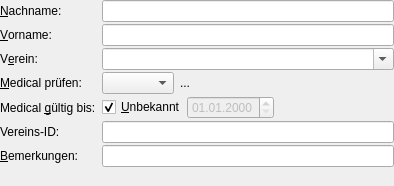
First picture: the form in src/gui/windows/objectEditor/PersonEditorPane.ui, repository startkladde/startkladde, before the edit.
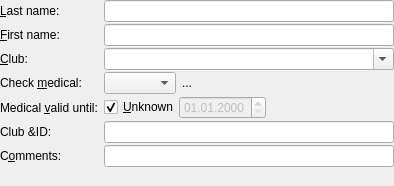
Second picture: the form after the edit. Custom widgets are drawn as their Qt base class.

Patch:
```diff
--- a/src/gui/windows/objectEditor/PersonEditorPane.ui
+++ b/src/gui/windows/objectEditor/PersonEditorPane.ui
@@ -36,7 +36,7 @@
    <item row="0" column="0">
     <widget class="QLabel" name="label">
      <property name="text">
-      <string>&amp;Nachname:</string>
+      <string>&amp;Last name:</string>
      </property>
      <property name="buddy">
       <cstring>lastNameInput</cstring>
@@ -46,7 +46,7 @@
    <item row="1" column="0">
     <widget class="QLabel" name="label_2">
      <property name="text">
-      <string>&amp;Vorname:</string>
+      <string>&amp;First name:</string>
      </property>
      <property name="buddy">
       <cstring>firstNameInput</cstring>
@@ -56,7 +56,7 @@
    <item row="3" column="0">
     <widget class="QLabel" name="label_3">
      <property name="text">
-      <string>V&amp;erein:</string>
+      <string>&amp;Club:</string>
      </property>
      <property name="buddy">
       <cstring>clubInput</cstring>
@@ -85,7 +85,7 @@
    <item row="8" column="0">
     <widget class="QLabel" name="label_5">
      <property name="text">
-      <string>&amp;Bemerkungen:</string>
+      <string>C&amp;omments:</string>
      </property>
      <property name="buddy">
       <cstring>commentsInput</cstring>
@@ -95,7 +95,7 @@
    <item row="6" column="0">
     <widget class="QLabel" name="label_4">
      <property name="text">
-      <string>Medical &amp;gültig bis:</string>
+      <string>Medical &amp;valid until:</string>
      </property>
      <property name="buddy">
       <cstring>medicalValidityInput</cstring>
@@ -105,7 +105,7 @@
    <item row="4" column="0">
     <widget class="QLabel" name="label_6">
      <property name="text">
-      <string>&amp;Medical prüfen:</string>
+      <string>Check &amp;medical:</string>
      </property>
      <property name="buddy">
       <cstring>checkMedicalInput</cstring>
@@ -167,7 +167,7 @@
       <item>
        <widget class="QCheckBox" name="medicalValidityUnknownCheckbox">
         <property name="text">
-         <string>&amp;Unbekannt</string>
+         <string>&amp;Unknown</string>
         </property>
         <property name="checked">
          <bool>true</bool>
@@ -206,7 +206,7 @@
    <item row="7" column="0">
     <widget class="QLabel" name="label_7">
      <property name="text">
-      <string>Vereins-ID:</string>
+      <string>Club &amp;ID:</string>
      </property>
     </widget>
    </item>
```
